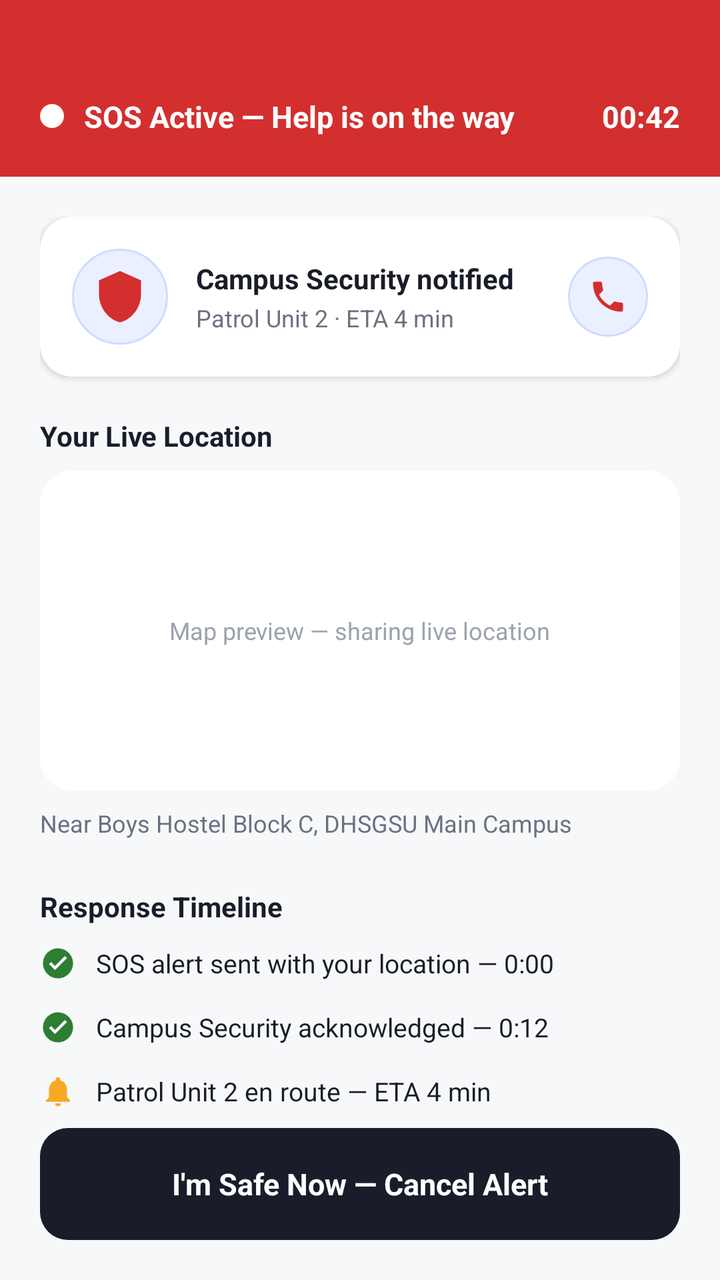
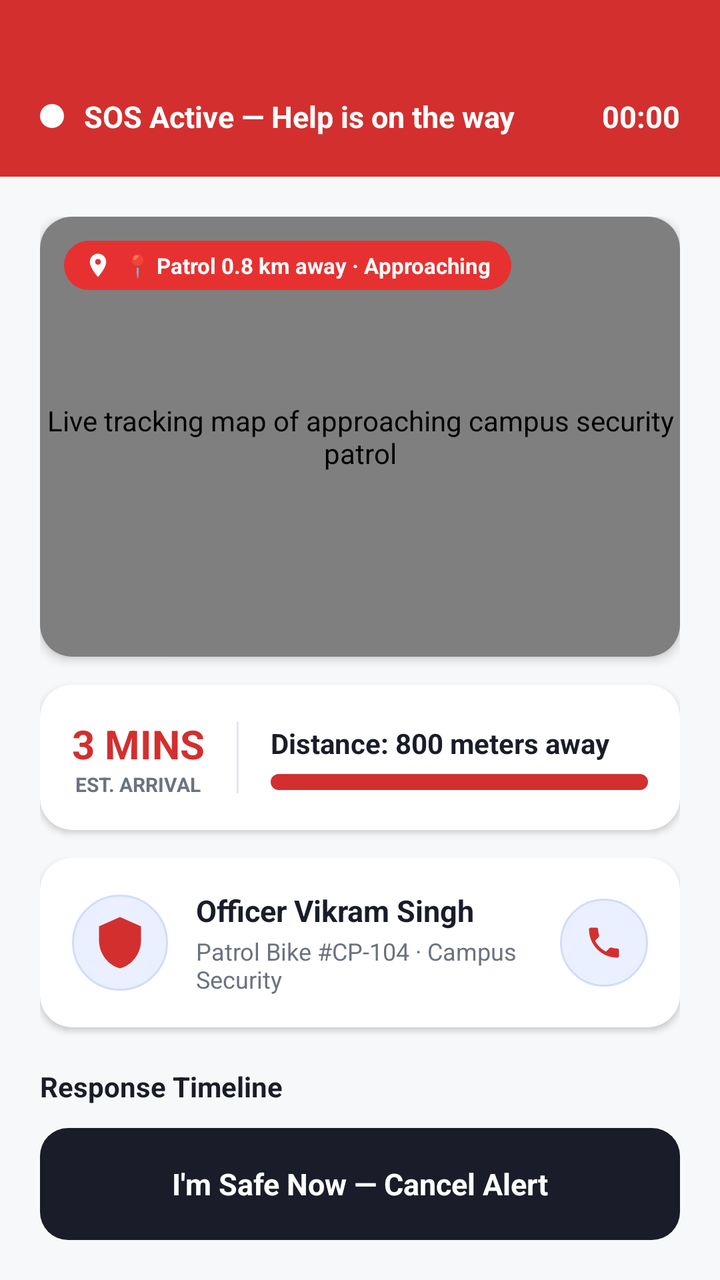

Compare the two renders of this Android layout. The source of the first and the diff that turns it into the second are given below.
<!-- AndroidManifest.xml: application theme Theme.UniversityEmergencyApp -->
<!-- res/layout/activity_sos_active.xml -->
<?xml version="1.0" encoding="utf-8"?>
<androidx.constraintlayout.widget.ConstraintLayout xmlns:android="http://schemas.android.com/apk/res/android"
    xmlns:app="http://schemas.android.com/apk/res-auto"
    xmlns:tools="http://schemas.android.com/tools"
    android:layout_width="match_parent"
    android:layout_height="match_parent"
    android:background="@color/background_light"
    tools:context=".SosActiveActivity">

    
    <LinearLayout
        android:id="@+id/statusHeader"
        android:layout_width="0dp"
        android:layout_height="wrap_content"
        android:background="@color/accent_red"
        android:gravity="center_vertical"
        android:orientation="horizontal"
        android:paddingStart="20dp"
        android:paddingEnd="20dp"
        android:paddingTop="48dp"
        android:paddingBottom="20dp"
        app:layout_constraintTop_toTopOf="parent"
        app:layout_constraintStart_toStartOf="parent"
        app:layout_constraintEnd_toEndOf="parent">

        <View
            android:id="@+id/pulseDot"
            android:layout_width="12dp"
            android:layout_height="12dp"
            android:background="@drawable/bg_status_dot_pulse"
            android:backgroundTint="@color/white" />

        <TextView
            android:layout_width="0dp"
            android:layout_height="wrap_content"
            android:layout_marginStart="10dp"
            android:layout_weight="1"
            android:text="SOS Active — Help is on the way"
            android:textColor="@color/white"
            android:textSize="15sp"
            android:textStyle="bold" />

        <TextView
            android:id="@+id/tvElapsedTime"
            android:layout_width="wrap_content"
            android:layout_height="wrap_content"
            android:text="00:42"
            android:textColor="@color/white"
            android:textSize="15sp"
            android:textStyle="bold" />
    </LinearLayout>

    <androidx.core.widget.NestedScrollView
        android:layout_width="0dp"
        android:layout_height="0dp"
        app:layout_constraintTop_toBottomOf="@id/statusHeader"
        app:layout_constraintBottom_toTopOf="@id/btnCancelSos"
        app:layout_constraintStart_toStartOf="parent"
        app:layout_constraintEnd_toEndOf="parent">

        <LinearLayout
            android:layout_width="match_parent"
            android:layout_height="wrap_content"
            android:orientation="vertical"
            android:padding="20dp">

            
            <androidx.cardview.widget.CardView
                android:layout_width="match_parent"
                android:layout_height="wrap_content"
                app:cardCornerRadius="16dp"
                app:cardElevation="2dp"
                app:cardBackgroundColor="@color/white">

                <LinearLayout
                    android:layout_width="match_parent"
                    android:layout_height="wrap_content"
                    android:orientation="horizontal"
                    android:padding="16dp"
                    android:gravity="center_vertical">

                    <ImageView
                        android:layout_width="48dp"
                        android:layout_height="48dp"
                        android:background="@drawable/bg_action_circle"
                        android:padding="10dp"
                        android:contentDescription="Responder"
                        app:srcCompat="@drawable/ic_security"
                        app:tint="@color/accent_red" />

                    <LinearLayout
                        android:layout_width="0dp"
                        android:layout_height="wrap_content"
                        android:layout_weight="1"
                        android:layout_marginStart="14dp"
                        android:orientation="vertical">

                        <TextView
                            android:id="@+id/tvResponderStatus"
                            android:layout_width="wrap_content"
                            android:layout_height="wrap_content"
                            android:text="Campus Security notified"
                            android:textColor="@color/text_primary"
                            android:textSize="14sp"
                            android:textStyle="bold" />

                        <TextView
                            android:id="@+id/tvResponderUnit"
                            android:layout_width="wrap_content"
                            android:layout_height="wrap_content"
                            android:layout_marginTop="2dp"
                            android:text="Patrol Unit 2 · ETA 4 min"
                            android:textColor="@color/text_secondary"
                            android:textSize="12sp" />
                    </LinearLayout>

                    <ImageButton
                        android:id="@+id/btnCallResponder"
                        android:layout_width="40dp"
                        android:layout_height="40dp"
                        android:background="@drawable/bg_action_circle"
                        android:contentDescription="Call responder"
                        android:padding="9dp"
                        app:srcCompat="@drawable/ic_phone"
                        app:tint="@color/accent_red"
                        tools:ignore="TouchTargetSizeCheck" />
                </LinearLayout>
            </androidx.cardview.widget.CardView>

            
            <TextView
                android:layout_width="wrap_content"
                android:layout_height="wrap_content"
                android:layout_marginTop="20dp"
                android:text="Your Live Location"
                android:textColor="@color/text_primary"
                android:textSize="14sp"
                android:textStyle="bold" />

            <FrameLayout
                android:id="@+id/miniMapPreview"
                android:layout_width="match_parent"
                android:layout_height="160dp"
                android:layout_marginTop="8dp"
                android:background="@drawable/bg_card">

                <TextView
                    android:layout_width="wrap_content"
                    android:layout_height="wrap_content"
                    android:layout_gravity="center"
                    android:text="Map preview — sharing live location"
                    android:textColor="@color/text_hint"
                    android:textSize="12sp" />
            </FrameLayout>

            <TextView
                android:id="@+id/tvLocationLabel"
                android:layout_width="match_parent"
                android:layout_height="wrap_content"
                android:layout_marginTop="8dp"
                android:text="Near Boys Hostel Block C, DHSGSU Main Campus"
                android:textColor="@color/text_secondary"
                android:textSize="12sp" />

            
            <TextView
                android:layout_width="wrap_content"
                android:layout_height="wrap_content"
                android:layout_marginTop="24dp"
                android:text="Response Timeline"
                android:textColor="@color/text_primary"
                android:textSize="14sp"
                android:textStyle="bold" />

            <LinearLayout
                android:id="@+id/layoutTimeline"
                android:layout_width="match_parent"
                android:layout_height="wrap_content"
                android:layout_marginTop="10dp"
                android:orientation="vertical">

                <LinearLayout
                    android:layout_width="match_parent"
                    android:layout_height="wrap_content"
                    android:orientation="horizontal"
                    android:paddingBottom="14dp">

                    <ImageView
                        android:layout_width="18dp"
                        android:layout_height="18dp"
                        android:contentDescription="Done"
                        app:srcCompat="@drawable/ic_check_circle"
                        app:tint="@color/status_safe" />

                    <TextView
                        android:layout_width="0dp"
                        android:layout_height="wrap_content"
                        android:layout_weight="1"
                        android:layout_marginStart="10dp"
                        android:text="SOS alert sent with your location — 0:00"
                        android:textColor="@color/text_primary"
                        android:textSize="13sp" />
                </LinearLayout>

                <LinearLayout
                    android:layout_width="match_parent"
                    android:layout_height="wrap_content"
                    android:orientation="horizontal"
                    android:paddingBottom="14dp">

                    <ImageView
                        android:layout_width="18dp"
                        android:layout_height="18dp"
                        android:contentDescription="Done"
                        app:srcCompat="@drawable/ic_check_circle"
                        app:tint="@color/status_safe" />

                    <TextView
                        android:layout_width="0dp"
                        android:layout_height="wrap_content"
                        android:layout_weight="1"
                        android:layout_marginStart="10dp"
                        android:text="Campus Security acknowledged — 0:12"
                        android:textColor="@color/text_primary"
                        android:textSize="13sp" />
                </LinearLayout>

                <LinearLayout
                    android:layout_width="match_parent"
                    android:layout_height="wrap_content"
                    android:orientation="horizontal">

                    <ImageView
                        android:layout_width="18dp"
                        android:layout_height="18dp"
                        android:contentDescription="In progress"
                        app:srcCompat="@drawable/ic_alerts_24"
                        app:tint="@color/status_warning" />

                    <TextView
                        android:layout_width="0dp"
                        android:layout_height="wrap_content"
                        android:layout_weight="1"
                        android:layout_marginStart="10dp"
                        android:text="Patrol Unit 2 en route — ETA 4 min"
                        android:textColor="@color/text_primary"
                        android:textSize="13sp" />
                </LinearLayout>

            </LinearLayout>

        </LinearLayout>
    </androidx.core.widget.NestedScrollView>

    
    <TextView
        android:id="@+id/btnCancelSos"
        android:layout_width="0dp"
        android:layout_height="56dp"
        android:layout_margin="20dp"
        android:background="@drawable/bg_button_dark"
        android:clickable="true"
        android:focusable="true"
        android:gravity="center"
        android:text="I'm Safe Now — Cancel Alert"
        android:textColor="@color/white"
        android:textSize="15sp"
        android:textStyle="bold"
        app:layout_constraintBottom_toBottomOf="parent"
        app:layout_constraintStart_toStartOf="parent"
        app:layout_constraintEnd_toEndOf="parent" />

</androidx.constraintlayout.widget.ConstraintLayout>
<!-- resources referenced by this layout -->
<resources>
  <color name="accent_red">#D32F2F</color>
  <color name="background_light">#F7F8FA</color>
  <color name="status_safe">#2E7D32</color>
  <color name="status_warning">#F9A825</color>
  <color name="text_hint">#9CA3AF</color>
  <color name="text_primary">#1A1D29</color>
  <color name="text_secondary">#6B7280</color>
  <color name="white">#FFFFFF</color>
  <!-- drawable bg_action_circle (drawable) -->
  <?xml version="1.0" encoding="utf-8"?>
  <shape xmlns:android="http://schemas.android.com/apk/res/android"
      android:shape="oval">
      <solid android:color="@color/action_bg" />
      <stroke
          android:width="1dp"
          android:color="@color/action_bg_stroke" />
      <padding
          android:left="12dp"
          android:top="12dp"
          android:right="12dp"
          android:bottom="12dp" />
  </shape>
  <!-- drawable bg_button_dark (drawable) -->
  <?xml version="1.0" encoding="utf-8"?>
  <shape xmlns:android="http://schemas.android.com/apk/res/android">
      <solid android:color="@color/text_primary" />
      <corners android:radius="14dp" />
  </shape>
  <!-- drawable bg_card (drawable) -->
  <?xml version="1.0" encoding="utf-8"?>
  <shape xmlns:android="http://schemas.android.com/apk/res/android"
      android:shape="rectangle">
      <solid android:color="@color/white" />
      <corners android:radius="16dp" />
  </shape>
  <!-- drawable bg_status_dot_pulse (drawable) -->
  <?xml version="1.0" encoding="utf-8"?>
  <shape xmlns:android="http://schemas.android.com/apk/res/android"
      android:shape="oval">
      <solid android:color="@color/accent_red" />
  </shape>
  <!-- drawable ic_check_circle (drawable) -->
  <vector xmlns:android="http://schemas.android.com/apk/res/android"
      android:width="24dp"
      android:height="24dp"
      android:viewportWidth="24"
      android:viewportHeight="24">
    <path
        android:fillColor="#FF000000"
        android:pathData="M12,2C6.48,2 2,6.48 2,12s4.48,10 10,10 10,-4.48 10,-10S17.52,2 12,2zM10,16.5l-4,-4 1.41,-1.41L10,13.67l6.59,-6.59L18,8.5l-8,8z"/>
  </vector>
  <!-- drawable ic_security (drawable) -->
  <?xml version="1.0" encoding="utf-8"?>
  <vector xmlns:android="http://schemas.android.com/apk/res/android"
      android:width="24dp"
      android:height="24dp"
      android:viewportWidth="24"
      android:viewportHeight="24">
      <path
          android:fillColor="#FF3C4043"
          android:pathData="M12,1L3,5v6c0,5.55,3.84,10.74,9,12c5.16,-1.26,9,-6.45,9,-12V5L12,1z" />
  </vector>
  <style name="Theme.UniversityEmergencyApp" parent="Base.Theme.UniversityEmergencyApp" />
  <color name="action_bg">#EAF0FF</color>
  <color name="action_bg_stroke">#D0DCFF</color>
  <style name="Base.Theme.UniversityEmergencyApp" parent="Theme.Material3.DayNight.NoActionBar">
          
          
      </style>
  <!-- unchanged entries left out for length: 2 -->
</resources>

<!-- the commit's change to res/layout/activity_sos_active.xml (unified diff, before → after) -->
@@ -19,9 +19,9 @@
         android:paddingEnd="20dp"
         android:paddingTop="48dp"
         android:paddingBottom="20dp"
-        app:layout_constraintTop_toTopOf="parent"
+        app:layout_constraintEnd_toEndOf="parent"
         app:layout_constraintStart_toStartOf="parent"
-        app:layout_constraintEnd_toEndOf="parent">
+        app:layout_constraintTop_toTopOf="parent">
 
         <View
             android:id="@+id/pulseDot"
@@ -44,7 +44,7 @@
             android:id="@+id/tvElapsedTime"
             android:layout_width="wrap_content"
             android:layout_height="wrap_content"
-            android:text="00:42"
+            android:text="00:00"
             android:textColor="@color/white"
             android:textSize="15sp"
             android:textStyle="bold" />
@@ -53,10 +53,10 @@
     <androidx.core.widget.NestedScrollView
         android:layout_width="0dp"
         android:layout_height="0dp"
-        app:layout_constraintTop_toBottomOf="@id/statusHeader"
         app:layout_constraintBottom_toTopOf="@id/btnCancelSos"
+        app:layout_constraintEnd_toEndOf="parent"
         app:layout_constraintStart_toStartOf="parent"
-        app:layout_constraintEnd_toEndOf="parent">
+        app:layout_constraintTop_toBottomOf="@id/statusHeader">
 
         <LinearLayout
             android:layout_width="match_parent"
@@ -66,25 +66,158 @@
 
             
             <androidx.cardview.widget.CardView
+                android:id="@+id/cardMapContainer"
+                android:layout_width="match_parent"
+                android:layout_height="220dp"
+                app:cardCornerRadius="16dp"
+                app:cardElevation="3dp">
+
+                <FrameLayout
+                    android:layout_width="match_parent"
+                    android:layout_height="match_parent">
+
+                    <com.google.android.gms.maps.MapView
+                        android:id="@+id/sosMapView"
+                        android:layout_width="match_parent"
+                        android:layout_height="match_parent"
+                        android:contentDescription="Live tracking map of approaching campus security patrol"
+                        app:cameraTargetLat="23.8315"
+                        app:cameraTargetLng="78.7810"
+                        app:cameraZoom="16.5"
+                        app:mapType="normal"
+                        app:uiZoomControls="false" />
+
+                    
+                    <LinearLayout
+                        android:layout_width="wrap_content"
+                        android:layout_height="wrap_content"
+                        android:layout_gravity="top|start"
+                        android:layout_margin="12dp"
+                        android:background="@drawable/badge_severity_pill"
+                        android:gravity="center_vertical"
+                        android:orientation="horizontal"
+                        android:paddingStart="10dp"
+                        android:paddingTop="5dp"
+                        android:paddingEnd="10dp"
+                        android:paddingBottom="5dp">
+
+                        <ImageView
+                            android:layout_width="14dp"
+                            android:layout_height="14dp"
+                            android:contentDescription="Live location"
+                            app:srcCompat="@drawable/ic_location"
+                            app:tint="@color/white" />
+
+                        <TextView
+                            android:id="@+id/tvLiveDistancePill"
+                            android:layout_width="wrap_content"
+                            android:layout_height="wrap_content"
+                            android:layout_marginStart="6dp"
+                            android:text="📍 Patrol 0.8 km away · Approaching"
+                            android:textColor="@color/white"
+                            android:textSize="11sp"
+                            android:textStyle="bold" />
+                    </LinearLayout>
+                </FrameLayout>
+            </androidx.cardview.widget.CardView>
+
+            
+            <androidx.cardview.widget.CardView
                 android:layout_width="match_parent"
                 android:layout_height="wrap_content"
+                android:layout_marginTop="14dp"
+                app:cardBackgroundColor="@color/white"
                 app:cardCornerRadius="16dp"
-                app:cardElevation="2dp"
-                app:cardBackgroundColor="@color/white">
-
-                <LinearLayout
-                    android:layout_width="match_parent"
-                    android:layout_height="wrap_content"
+                app:cardElevation="2dp">
+
+                <LinearLayout
+                    android:layout_width="match_parent"
+                    android:layout_height="wrap_content"
+                    android:gravity="center_vertical"
                     android:orientation="horizontal"
-                    android:padding="16dp"
-                    android:gravity="center_vertical">
+                    android:padding="16dp">
+
+                    <LinearLayout
+                        android:layout_width="wrap_content"
+                        android:layout_height="wrap_content"
+                        android:gravity="center"
+                        android:orientation="vertical">
+
+                        <TextView
+                            android:id="@+id/tvEtaDisplay"
+                            android:layout_width="wrap_content"
+                            android:layout_height="wrap_content"
+                            android:text="3 MINS"
+                            android:textColor="@color/accent_red"
+                            android:textSize="20sp"
+                            android:textStyle="bold" />
+
+                        <TextView
+                            android:layout_width="wrap_content"
+                            android:layout_height="wrap_content"
+                            android:text="EST. ARRIVAL"
+                            android:textColor="@color/text_secondary"
+                            android:textSize="10sp"
+                            android:textStyle="bold" />
+                    </LinearLayout>
+
+                    <View
+                        android:layout_width="1dp"
+                        android:layout_height="36dp"
+                        android:layout_marginStart="16dp"
+                        android:layout_marginEnd="16dp"
+                        android:background="@color/divider" />
+
+                    <LinearLayout
+                        android:layout_width="0dp"
+                        android:layout_height="wrap_content"
+                        android:layout_weight="1"
+                        android:orientation="vertical">
+
+                        <TextView
+                            android:id="@+id/tvDistanceDetail"
+                            android:layout_width="wrap_content"
+                            android:layout_height="wrap_content"
+                            android:text="Distance: 800 meters away"
+                            android:textColor="@color/text_primary"
+                            android:textSize="14sp"
+                            android:textStyle="bold" />
+
+                        <ProgressBar
+                            android:id="@+id/pbDistanceProgress"
+                            style="?android:attr/progressBarStyleHorizontal"
+                            android:layout_width="match_parent"
+                            android:layout_height="8dp"
+                            android:layout_marginTop="6dp"
+                            android:max="800"
+                            android:progress="200"
+                            android:progressDrawable="@drawable/bg_button_primary" />
+                    </LinearLayout>
+                </LinearLayout>
+            </androidx.cardview.widget.CardView>
+
+            
+            <androidx.cardview.widget.CardView
+                android:layout_width="match_parent"
+                android:layout_height="wrap_content"
+                android:layout_marginTop="14dp"
+                app:cardBackgroundColor="@color/white"
+                app:cardCornerRadius="16dp"
+                app:cardElevation="2dp">
+
+                <LinearLayout
+                    android:layout_width="match_parent"
+                    android:layout_height="wrap_content"
+                    android:gravity="center_vertical"
+                    android:orientation="horizontal"
+                    android:padding="16dp">
 
                     <ImageView
                         android:layout_width="48dp"
                         android:layout_height="48dp"
                         android:background="@drawable/bg_action_circle"
+                        android:contentDescription="Responder photo"
                         android:padding="10dp"
-                        android:contentDescription="Responder"
                         app:srcCompat="@drawable/ic_security"
                         app:tint="@color/accent_red" />
 
@@ -96,12 +229,12 @@
                         android:orientation="vertical">
 
                         <TextView
-                            android:id="@+id/tvResponderStatus"
-                            android:layout_width="wrap_content"
-                            android:layout_height="wrap_content"
-                            android:text="Campus Security notified"
+                            android:id="@+id/tvResponderName"
+                            android:layout_width="wrap_content"
+                            android:layout_height="wrap_content"
+                            android:text="Officer Vikram Singh"
                             android:textColor="@color/text_primary"
-                            android:textSize="14sp"
+                            android:textSize="15sp"
                             android:textStyle="bold" />
 
                         <TextView
@@ -109,18 +242,18 @@
                             android:layout_width="wrap_content"
                             android:layout_height="wrap_content"
                             android:layout_marginTop="2dp"
-                            android:text="Patrol Unit 2 · ETA 4 min"
+                            android:text="Patrol Bike #CP-104 · Campus Security"
                             android:textColor="@color/text_secondary"
                             android:textSize="12sp" />
                     </LinearLayout>
 
                     <ImageButton
                         android:id="@+id/btnCallResponder"
-                        android:layout_width="40dp"
-                        android:layout_height="40dp"
+                        android:layout_width="44dp"
+                        android:layout_height="44dp"
                         android:background="@drawable/bg_action_circle"
                         android:contentDescription="Call responder"
-                        android:padding="9dp"
+                        android:padding="11dp"
                         app:srcCompat="@drawable/ic_phone"
                         app:tint="@color/accent_red"
                         tools:ignore="TouchTargetSizeCheck" />
@@ -132,41 +265,6 @@
                 android:layout_width="wrap_content"
                 android:layout_height="wrap_content"
                 android:layout_marginTop="20dp"
-                android:text="Your Live Location"
-                android:textColor="@color/text_primary"
-                android:textSize="14sp"
-                android:textStyle="bold" />
-
-            <FrameLayout
-                android:id="@+id/miniMapPreview"
-                android:layout_width="match_parent"
-                android:layout_height="160dp"
-                android:layout_marginTop="8dp"
-                android:background="@drawable/bg_card">
-
-                <TextView
-                    android:layout_width="wrap_content"
-                    android:layout_height="wrap_content"
-                    android:layout_gravity="center"
-                    android:text="Map preview — sharing live location"
-                    android:textColor="@color/text_hint"
-                    android:textSize="12sp" />
-            </FrameLayout>
-
-            <TextView
-                android:id="@+id/tvLocationLabel"
-                android:layout_width="match_parent"
-                android:layout_height="wrap_content"
-                android:layout_marginTop="8dp"
-                android:text="Near Boys Hostel Block C, DHSGSU Main Campus"
-                android:textColor="@color/text_secondary"
-                android:textSize="12sp" />
-
-            
-            <TextView
-                android:layout_width="wrap_content"
-                android:layout_height="wrap_content"
-                android:layout_marginTop="24dp"
                 android:text="Response Timeline"
                 android:textColor="@color/text_primary"
                 android:textSize="14sp"
@@ -183,7 +281,7 @@
                     android:layout_width="match_parent"
                     android:layout_height="wrap_content"
                     android:orientation="horizontal"
-                    android:paddingBottom="14dp">
+                    android:paddingBottom="12dp">
 
                     <ImageView
                         android:layout_width="18dp"
@@ -197,7 +295,7 @@
                         android:layout_height="wrap_content"
                         android:layout_weight="1"
                         android:layout_marginStart="10dp"
-                        android:text="SOS alert sent with your location — 0:00"
+                        android:text="SOS alert sent with exact location — 0:00"
                         android:textColor="@color/text_primary"
                         android:textSize="13sp" />
                 </LinearLayout>
@@ -206,7 +304,7 @@
                     android:layout_width="match_parent"
                     android:layout_height="wrap_content"
                     android:orientation="horizontal"
-                    android:paddingBottom="14dp">
+                    android:paddingBottom="12dp">
 
                     <ImageView
                         android:layout_width="18dp"
@@ -220,7 +318,7 @@
                         android:layout_height="wrap_content"
                         android:layout_weight="1"
                         android:layout_marginStart="10dp"
-                        android:text="Campus Security acknowledged — 0:12"
+                        android:text="Campus Security Command assigned Patrol Unit 2 — 0:05"
                         android:textColor="@color/text_primary"
                         android:textSize="13sp" />
                 </LinearLayout>
@@ -238,15 +336,15 @@
                         app:tint="@color/status_warning" />
 
                     <TextView
+                        android:id="@+id/tvTimelineStatus"
                         android:layout_width="0dp"
                         android:layout_height="wrap_content"
                         android:layout_weight="1"
                         android:layout_marginStart="10dp"
-                        android:text="Patrol Unit 2 en route — ETA 4 min"
+                        android:text="Patrol Bike #CP-104 approaching location"
                         android:textColor="@color/text_primary"
                         android:textSize="13sp" />
                 </LinearLayout>
-
             </LinearLayout>
 
         </LinearLayout>
@@ -267,7 +365,7 @@
         android:textSize="15sp"
         android:textStyle="bold"
         app:layout_constraintBottom_toBottomOf="parent"
-        app:layout_constraintStart_toStartOf="parent"
-        app:layout_constraintEnd_toEndOf="parent" />
+        app:layout_constraintEnd_toEndOf="parent"
+        app:layout_constraintStart_toStartOf="parent" />
 
 </androidx.constraintlayout.widget.ConstraintLayout>
<!-- resource entries referenced after the edit -->
@@ -2,12 +2,18 @@
 <resources>
   <color name="accent_red">#D32F2F</color>
   <color name="background_light">#F7F8FA</color>
+  <color name="divider">#E5E7EB</color>
   <color name="status_safe">#2E7D32</color>
   <color name="status_warning">#F9A825</color>
-  <color name="text_hint">#9CA3AF</color>
   <color name="text_primary">#1A1D29</color>
   <color name="text_secondary">#6B7280</color>
   <color name="white">#FFFFFF</color>
+  <!-- drawable badge_severity_pill (drawable) -->
+  <?xml version="1.0" encoding="utf-8"?>
+  <shape xmlns:android="http://schemas.android.com/apk/res/android" android:shape="rectangle">
+      <solid android:color="#E73131" />
+      <corners android:radius="20dp" />
+  </shape>
   <!-- drawable bg_action_circle (drawable) -->
   <?xml version="1.0" encoding="utf-8"?>
   <shape xmlns:android="http://schemas.android.com/apk/res/android"
@@ -28,13 +34,22 @@
       <solid android:color="@color/text_primary" />
       <corners android:radius="14dp" />
   </shape>
-  <!-- drawable bg_card (drawable) -->
+  <!-- drawable bg_button_primary (drawable) -->
   <?xml version="1.0" encoding="utf-8"?>
-  <shape xmlns:android="http://schemas.android.com/apk/res/android"
-      android:shape="rectangle">
-      <solid android:color="@color/white" />
-      <corners android:radius="16dp" />
-  </shape>
+  <selector xmlns:android="http://schemas.android.com/apk/res/android">
+      <item android:state_pressed="true">
+          <shape android:shape="rectangle">
+              <solid android:color="#FFB71C1C" />
+              <corners android:radius="16dp" />
+          </shape>
+      </item>
+      <item>
+          <shape android:shape="rectangle">
+              <solid android:color="@color/accent_red" />
+              <corners android:radius="16dp" />
+          </shape>
+      </item>
+  </selector>
   <!-- drawable bg_status_dot_pulse (drawable) -->
   <?xml version="1.0" encoding="utf-8"?>
   <shape xmlns:android="http://schemas.android.com/apk/res/android"
@@ -50,6 +65,16 @@
     <path
         android:fillColor="#FF000000"
         android:pathData="M12,2C6.48,2 2,6.48 2,12s4.48,10 10,10 10,-4.48 10,-10S17.52,2 12,2zM10,16.5l-4,-4 1.41,-1.41L10,13.67l6.59,-6.59L18,8.5l-8,8z"/>
+  </vector>
+  <!-- drawable ic_location (drawable) -->
+  <vector xmlns:android="http://schemas.android.com/apk/res/android"
+      android:width="24dp"
+      android:height="24dp"
+      android:viewportWidth="24"
+      android:viewportHeight="24">
+    <path
+        android:fillColor="#FF000000"
+        android:pathData="M12,2C8.13,2 5,5.13 5,9c0,5.25 7,13 7,13s7,-7.75 7,-13c0,-3.87 -3.13,-7 -7,-7zM12,11.5c-1.38,0 -2.5,-1.12 -2.5,-2.5s1.12,-2.5 2.5,-2.5 2.5,1.12 2.5,2.5 -1.12,2.5 -2.5,2.5z"/>
   </vector>
   <!-- drawable ic_security (drawable) -->
   <?xml version="1.0" encoding="utf-8"?>
